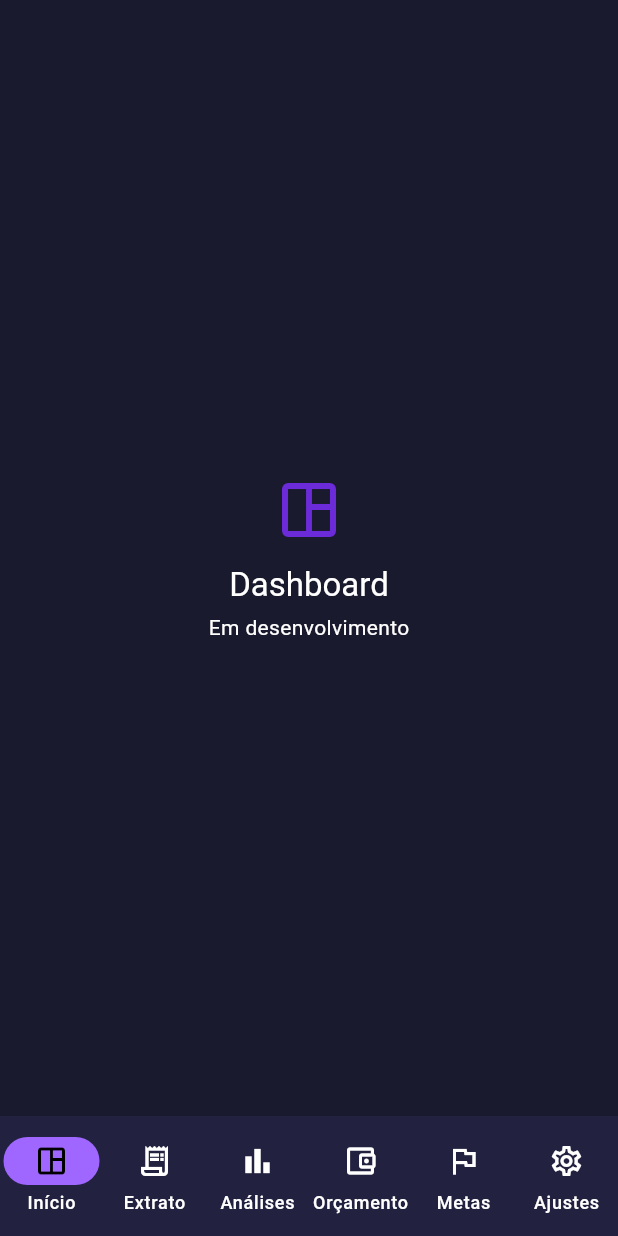
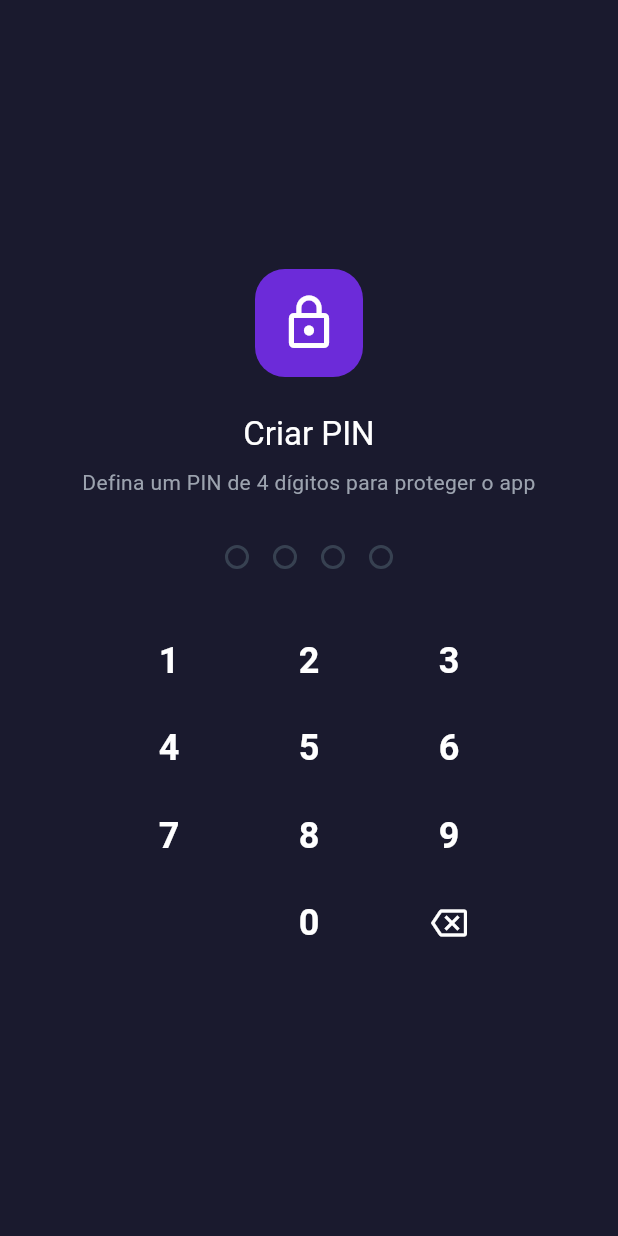
Before and after one commit to kayanmatta/FinTrack, a Flutter app: the screen it shows after launch, on a phone screen of 412 x 824 dp. Run offline on Flutter 3.47's test engine with Material 3 defaults, Android fonts, the phone set to English and light mode, and no system bars; our stand-ins replace drift, flutter_riverpod, local_auth, shared_preferences; accounts and stored records are empty; generated files the repository leaves out were written again.

Commit message:
feat: criar tela de login com PIN e biometria

```diff
--- /dev/null
+++ b/lib/data/services/local_security_service.dart
@@ -0,0 +1,36 @@
+import 'dart:convert';
+
+import 'package:crypto/crypto.dart';
+import 'package:shared_preferences/shared_preferences.dart';
+
+import '../../domain/services/security_service.dart';
+
+/// Armazena o hash do PIN nas preferências locais do dispositivo.
+///
+/// O PIN nunca é guardado em texto puro — apenas o hash SHA-256
+/// com salt fixo do aplicativo.
+class LocalSecurityService implements SecurityService {
+  static const _pinKey = 'security.pin_hash';
+  static const _salt = 'fintrack';
+
+  String _hash(String pin) =>
+      sha256.convert(utf8.encode('$_salt:$pin')).toString();
+
+  @override
+  Future<bool> hasPin() async {
+    final prefs = await SharedPreferences.getInstance();
+    return prefs.containsKey(_pinKey);
+  }
+
+  @override
+  Future<void> setPin(String pin) async {
+    final prefs = await SharedPreferences.getInstance();
+    await prefs.setString(_pinKey, _hash(pin));
+  }
+
+  @override
+  Future<bool> validatePin(String pin) async {
+    final prefs = await SharedPreferences.getInstance();
+    return prefs.getString(_pinKey) == _hash(pin);
+  }
+}
--- /dev/null
+++ b/lib/domain/services/security_service.dart
@@ -0,0 +1,14 @@
+/// Contrato de segurança local (camada de domínio).
+///
+/// Define o que a aplicação precisa para proteger o acesso
+/// com PIN, sem expor detalhes de armazenamento.
+abstract class SecurityService {
+  /// Se já existe um PIN configurado no dispositivo.
+  Future<bool> hasPin();
+
+  /// Salva o PIN (armazenado apenas como hash).
+  Future<void> setPin(String pin);
+
+  /// Verifica se o PIN informado confere com o salvo.
+  Future<bool> validatePin(String pin);
+}
--- a/lib/main.dart
+++ b/lib/main.dart
@@ -2,7 +2,7 @@ import 'package:flutter/material.dart';
 import 'package:flutter_riverpod/flutter_riverpod.dart';
 
 import 'core/theme/app_theme.dart';
-import 'presentation/navigation/home_shell.dart';
+import 'presentation/navigation/auth_gate.dart';
 
 void main() {
   runApp(const ProviderScope(child: FinTrackApp()));
@@ -17,7 +17,7 @@ class FinTrackApp extends StatelessWidget {
       title: 'FinTrack',
       debugShowCheckedModeBanner: false,
       theme: AppTheme.dark,
-      home: const HomeShell(),
+      home: const AuthGate(),
     );
   }
 }
--- /dev/null
+++ b/lib/presentation/navigation/auth_gate.dart
@@ -0,0 +1,17 @@
+import 'package:flutter/material.dart';
+import 'package:flutter_riverpod/flutter_riverpod.dart';
+
+import '../providers/security_provider.dart';
+import '../screens/login_screen.dart';
+import 'home_shell.dart';
+
+/// Decide entre a tela de bloqueio e o aplicativo liberado.
+class AuthGate extends ConsumerWidget {
+  const AuthGate({super.key});
+
+  @override
+  Widget build(BuildContext context, WidgetRef ref) {
+    final unlocked = ref.watch(isUnlockedProvider);
+    return unlocked ? const HomeShell() : const LoginScreen();
+  }
+}
--- /dev/null
+++ b/lib/presentation/providers/security_provider.dart
@@ -0,0 +1,12 @@
+import 'package:flutter_riverpod/flutter_riverpod.dart';
+
+import '../../data/services/local_security_service.dart';
+import '../../domain/services/security_service.dart';
+
+/// Serviço de segurança (PIN) exposto para a camada de apresentação.
+final securityServiceProvider = Provider<SecurityService>((ref) {
+  return LocalSecurityService();
+});
+
+/// Se o aplicativo está desbloqueado na sessão atual.
+final isUnlockedProvider = StateProvider<bool>((ref) => false);
--- /dev/null
+++ b/lib/presentation/screens/login_screen.dart
@@ -0,0 +1,270 @@
+import 'package:flutter/material.dart';
+import 'package:flutter_riverpod/flutter_riverpod.dart';
+
+import '../../core/theme/app_colors.dart';
+import '../providers/auth_provider.dart';
+import '../providers/security_provider.dart';
+
+/// Tela de bloqueio do aplicativo.
+///
+/// No primeiro acesso o usuário cria um PIN de 4 dígitos;
+/// depois, o desbloqueio é por biometria (quando disponível) ou PIN.
+class LoginScreen extends ConsumerStatefulWidget {
+  const LoginScreen({super.key});
+
+  @override
+  ConsumerState<LoginScreen> createState() => _LoginScreenState();
+}
+
+class _LoginScreenState extends ConsumerState<LoginScreen> {
+  static const int _pinLength = 4;
+
+  bool _loading = true;
+  bool _hasPin = false;
+  bool _biometric = false;
+  bool _confirming = false;
+  String _firstEntry = '';
+  String _pin = '';
+  String? _error;
+
+  @override
+  void initState() {
+    super.initState();
+    _load();
+  }
+
+  Future<void> _load() async {
+    final hasPin = await ref.read(securityServiceProvider).hasPin();
+    final biometric =
+        await ref.read(authServiceProvider).isBiometricAvailable();
+    if (!mounted) return;
+    setState(() {
+      _hasPin = hasPin;
+      _biometric = biometric;
+      _loading = false;
+    });
+  }
+
+  String get _title {
+    if (!_hasPin) return _confirming ? 'Confirmar PIN' : 'Criar PIN';
+    return 'Bem-vindo de volta';
+  }
+
+  String get _subtitle {
+    if (!_hasPin) {
+      return _confirming
+          ? 'Digite o mesmo PIN novamente'
+          : 'Defina um PIN de 4 dígitos para proteger o app';
+    }
+    return 'Use a biometria ou digite seu PIN';
+  }
+
+  void _onDigit(String digit) {
+    if (_pin.length >= _pinLength) return;
+    setState(() {
+      _pin += digit;
+      _error = null;
+    });
+    if (_pin.length == _pinLength) _submit();
+  }
+
+  void _onBackspace() {
+    if (_pin.isEmpty) return;
+    setState(() => _pin = _pin.substring(0, _pin.length - 1));
+  }
+
+  Future<void> _submit() async {
+    final entered = _pin;
+    if (!_hasPin) {
+      if (!_confirming) {
+        setState(() {
+          _firstEntry = entered;
+          _confirming = true;
+          _pin = '';
+        });
+        return;
+      }
+      if (entered == _firstEntry) {
+        await ref.read(securityServiceProvider).setPin(entered);
+        _unlock();
+      } else {
+        setState(() {
+          _confirming = false;
+          _firstEntry = '';
+          _pin = '';
+          _error = 'Os PINs não conferem. Tente novamente.';
+        });
+      }
+      return;
+    }
+    final ok = await ref.read(securityServiceProvider).validatePin(entered);
+    if (ok) {
+      _unlock();
+    } else {
+      setState(() {
+        _pin = '';
+        _error = 'PIN incorreto.';
+      });
+    }
+  }
+
+  Future<void> _onBiometric() async {
+    final ok = await ref.read(authServiceProvider).authenticate(
+          reason: 'Desbloqueie o FinTrack para continuar.',
+        );
+    if (ok) {
+      _unlock();
+    } else if (mounted) {
+      setState(() => _error = 'Biometria não reconhecida.');
+    }
+  }
+
+  void _unlock() => ref.read(isUnlockedProvider.notifier).state = true;
+
+  @override
+  Widget build(BuildContext context) {
+    if (_loading) {
+      return const Scaffold(
+        body: Center(child: CircularProgressIndicator()),
+      );
+    }
+    final theme = Theme.of(context);
+    return Scaffold(
+      body: SafeArea(
+        child: Center(
+          child: SingleChildScrollView(
+            padding: const EdgeInsets.all(24),
+            child: ConstrainedBox(
+              constraints: const BoxConstraints(maxWidth: 400),
+              child: Column(
+                mainAxisAlignment: MainAxisAlignment.center,
+                children: [
+                  Container(
+                    padding: const EdgeInsets.all(16),
+                    decoration: BoxDecoration(
+                      color: AppColors.primary,
+                      borderRadius: BorderRadius.circular(20),
+                    ),
+                    child: const Icon(
+                      Icons.lock_outline,
+                      size: 40,
+                      color: AppColors.textPrimary,
+                    ),
+                  ),
+                  const SizedBox(height: 24),
+                  Text(_title, style: theme.textTheme.titleLarge),
+                  const SizedBox(height: 8),
+                  Text(
+                    _subtitle,
+                    textAlign: TextAlign.center,
+                    style: theme.textTheme.bodyMedium?.copyWith(
+                      color: AppColors.textSecondary,
+                    ),
+                  ),
+                  const SizedBox(height: 32),
+                  if (_biometric && _hasPin) ...[
+                    FilledButton.icon(
+                      onPressed: _onBiometric,
+                      icon: const Icon(Icons.fingerprint),
+                      label: const Text('Entrar com biometria'),
+                    ),
+                    const SizedBox(height: 24),
+                  ],
+                  _PinDots(length: _pinLength, filled: _pin.length),
+                  const SizedBox(height: 8),
+                  if (_error != null)
+                    Padding(
+                      padding: const EdgeInsets.only(top: 8),
+                      child: Text(
+                        _error!,
+                        style: theme.textTheme.bodyMedium?.copyWith(
+                          color: AppColors.expense,
+                        ),
+                      ),
+                    ),
+                  const SizedBox(height: 24),
+                  _buildKeypad(),
+                ],
+              ),
+            ),
+          ),
+        ),
+      ),
+    );
+  }
+
+  Widget _buildKeypad() {
+    return SizedBox(
+      width: 280,
+      child: GridView.count(
+        shrinkWrap: true,
+        physics: const NeverScrollableScrollPhysics(),
+        crossAxisCount: 3,
+        childAspectRatio: 1.6,
+        children: [
+          for (final digit in ['1', '2', '3', '4', '5', '6', '7', '8', '9'])
+            _KeyButton(label: digit, onTap: () => _onDigit(digit)),
+          const SizedBox.shrink(),
+          _KeyButton(label: '0', onTap: () => _onDigit('0')),
+          IconButton(
+            onPressed: _onBackspace,
+            icon: const Icon(Icons.backspace_outlined),
+          ),
+        ],
+      ),
+    );
+  }
+}
+
+/// Botão numérico do teclado de PIN.
+class _KeyButton extends StatelessWidget {
+  const _KeyButton({required this.label, required this.onTap});
+
+  final String label;
+  final VoidCallback onTap;
+
+  @override
+  Widget build(BuildContext context) {
+    return TextButton(
+      onPressed: onTap,
+      child: Text(
+        label,
+        style: const TextStyle(
+          fontSize: 24,
+          color: AppColors.textPrimary,
+        ),
+      ),
+    );
+  }
+}
+
+/// Indicador de dígitos digitados (bolinhas).
+class _PinDots extends StatelessWidget {
+  const _PinDots({required this.length, required this.filled});
+
+  final int length;
+  final int filled;
+
+  @override
+  Widget build(BuildContext context) {
+    return Row(
+      mainAxisSize: MainAxisSize.min,
+      children: [
+        for (var i = 0; i < length; i++)
+          Container(
+            margin: const EdgeInsets.symmetric(horizontal: 8),
+            width: 16,
+            height: 16,
+            decoration: BoxDecoration(
+              shape: BoxShape.circle,
+              color: i < filled ? AppColors.primary : Colors.transparent,
+              border: Border.all(
+                color: i < filled ? AppColors.primary : AppColors.border,
+                width: 2,
+              ),
+            ),
+          ),
+      ],
+    );
+  }
+}
--- a/pubspec.yaml
+++ b/pubspec.yaml
@@ -23,6 +23,10 @@ dependencies:
   # Auth
   local_auth: ^2.3.0
 
+  # Security
+  crypto: ^3.0.5
+  shared_preferences: ^2.3.4
+
 
   # Utils
   intl: ^0.20.2
```
Also changed, not shown: lib/data/services/local_auth_service.dart (+8 -3 lines), pubspec.lock, 1 other file.
